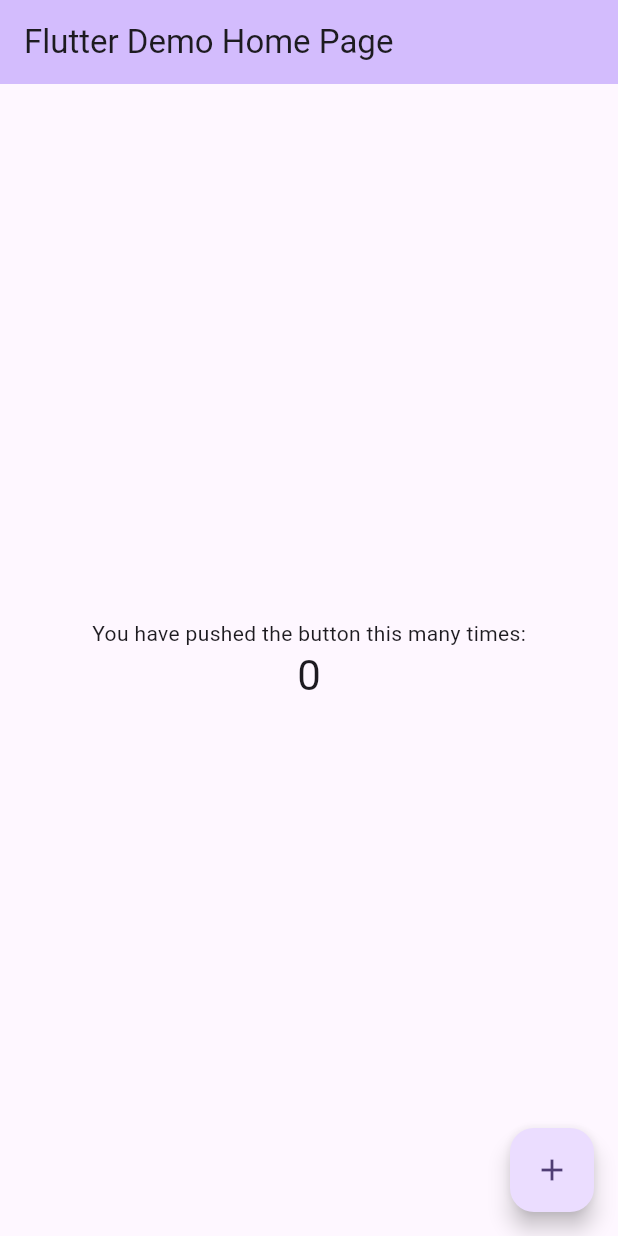
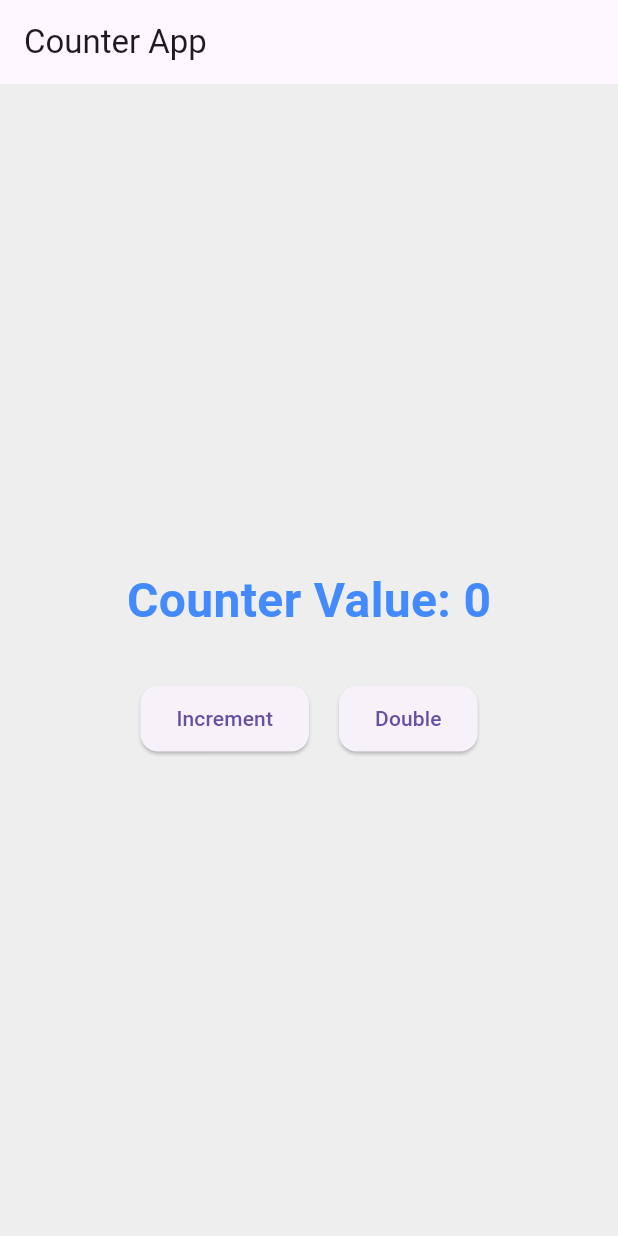
Before and after one commit to kp9435-keril/duper_tester, a Flutter app: the screen it shows after launch, on a phone screen of 412 x 824 dp. Run offline on Flutter 3.47's test engine with Material 3 defaults, Android fonts, the phone set to English and light mode, and no system bars.

Commit message:
feat: double counter implementation

```diff
--- a/lib/main.dart
+++ b/lib/main.dart
@@ -1,125 +1,25 @@
 import 'package:flutter/material.dart';
+import 'package:provider/provider.dart';
+import 'providers/counter_provider.dart';
+import 'screens/home_screen.dart';
 
 void main() {
-  runApp(const MyApp());
+  runApp(MyApp());
 }
 
 class MyApp extends StatelessWidget {
-  const MyApp({super.key});
-
-  // This widget is the root of your application.
   @override
   Widget build(BuildContext context) {
-    return MaterialApp(
-      title: 'Flutter Demo',
-      theme: ThemeData(
-        // This is the theme of your application.
-        //
-        // TRY THIS: Try running your application with "flutter run". You'll see
-        // the application has a purple toolbar. Then, without quitting the app,
-        // try changing the seedColor in the colorScheme below to Colors.green
-        // and then invoke "hot reload" (save your changes or press the "hot
-        // reload" button in a Flutter-supported IDE, or press "r" if you used
-        // the command line to start the app).
-        //
-        // Notice that the counter didn't reset back to zero; the application
-        // state is not lost during the reload. To reset the state, use hot
-        // restart instead.
-        //
-        // This works for code too, not just values: Most code changes can be
-        // tested with just a hot reload.
-        colorScheme: ColorScheme.fromSeed(seedColor: Colors.deepPurple),
-        useMaterial3: true,
+    return ChangeNotifierProvider(
+      create: (context) => CounterProvider(),
+      child: MaterialApp(
+        title: 'Counter App',
+        theme: ThemeData(
+          primarySwatch: Colors.blue,
+          visualDensity: VisualDensity.adaptivePlatformDensity,
+        ),
+        home: HomeScreen(),
       ),
-      home: const MyHomePage(title: 'Flutter Demo Home Page'),
     );
   }
 }
-
-class MyHomePage extends StatefulWidget {
-  const MyHomePage({super.key, required this.title});
-
-  // This widget is the home page of your application. It is stateful, meaning
-  // that it has a State object (defined below) that contains fields that affect
-  // how it looks.
-
-  // This class is the configuration for the state. It holds the values (in this
-  // case the title) provided by the parent (in this case the App widget) and
-  // used by the build method of the State. Fields in a Widget subclass are
-  // always marked "final".
-
-  final String title;
-
-  @override
-  State<MyHomePage> createState() => _MyHomePageState();
-}
-
-class _MyHomePageState extends State<MyHomePage> {
-  int _counter = 0;
-
-  void _incrementCounter() {
-    setState(() {
-      // This call to setState tells the Flutter framework that something has
-      // changed in this State, which causes it to rerun the build method below
-      // so that the display can reflect the updated values. If we changed
-      // _counter without calling setState(), then the build method would not be
-      // called again, and so nothing would appear to happen.
-      _counter++;
-    });
-  }
-
-  @override
-  Widget build(BuildContext context) {
-    // This method is rerun every time setState is called, for instance as done
-    // by the _incrementCounter method above.
-    //
-    // The Flutter framework has been optimized to make rerunning build methods
-    // fast, so that you can just rebuild anything that needs updating rather
-    // than having to individually change instances of widgets.
-    return Scaffold(
-      appBar: AppBar(
-        // TRY THIS: Try changing the color here to a specific color (to
-        // Colors.amber, perhaps?) and trigger a hot reload to see the AppBar
-        // change color while the other colors stay the same.
-        backgroundColor: Theme.of(context).colorScheme.inversePrimary,
-        // Here we take the value from the MyHomePage object that was created by
-        // the App.build method, and use it to set our appbar title.
-        title: Text(widget.title),
-      ),
-      body: Center(
-        // Center is a layout widget. It takes a single child and positions it
-        // in the middle of the parent.
-        child: Column(
-          // Column is also a layout widget. It takes a list of children and
-          // arranges them vertically. By default, it sizes itself to fit its
-          // children horizontally, and tries to be as tall as its parent.
-          //
-          // Column has various properties to control how it sizes itself and
-          // how it positions its children. Here we use mainAxisAlignment to
-          // center the children vertically; the main axis here is the vertical
-          // axis because Columns are vertical (the cross axis would be
-          // horizontal).
-          //
-          // TRY THIS: Invoke "debug painting" (choose the "Toggle Debug Paint"
-          // action in the IDE, or press "p" in the console), to see the
-          // wireframe for each widget.
-          mainAxisAlignment: MainAxisAlignment.center,
-          children: <Widget>[
-            const Text(
-              'You have pushed the button this many times:',
-            ),
-            Text(
-              '$_counter',
-              style: Theme.of(context).textTheme.headlineMedium,
-            ),
-          ],
-        ),
-      ),
-      floatingActionButton: FloatingActionButton(
-        onPressed: _incrementCounter,
-        tooltip: 'Increment',
-        child: const Icon(Icons.add),
-      ), // This trailing comma makes auto-formatting nicer for build methods.
-    );
-  }
-}
--- /dev/null
+++ b/lib/models/counter.dart
@@ -0,0 +1,13 @@
+class Counter {
+  int value;
+
+  Counter(this.value);
+
+  void increment() {
+    value++;
+  }
+
+  void doubleValue() {
+    value *= 2;
+  }
+}
--- /dev/null
+++ b/lib/providers/counter_provider.dart
@@ -0,0 +1,18 @@
+import 'package:flutter/foundation.dart';
+import '../models/counter.dart';
+
+class CounterProvider with ChangeNotifier {
+  Counter _counter = Counter(0);
+
+  int get counterValue => _counter.value;
+
+  void incrementCounter() {
+    _counter.increment();
+    notifyListeners();
+  }
+
+  void doubleCounter() {
+    _counter.doubleValue();
+    notifyListeners();
+  }
+}
--- /dev/null
+++ b/lib/screens/home_screen.dart
@@ -0,0 +1,27 @@
+import 'package:flutter/material.dart';
+import '../widgets/counter_display.dart';
+import '../widgets/counter_buttons.dart';
+
+class HomeScreen extends StatelessWidget {
+  @override
+  Widget build(BuildContext context) {
+    return Scaffold(
+      appBar: AppBar(
+        title: Text('Counter App'),
+      ),
+      body: Container(
+        padding: const EdgeInsets.all(16.0),
+        color: Colors.grey[200],
+        child: Center(
+          child: Column(
+            mainAxisAlignment: MainAxisAlignment.center,
+            children: <Widget>[
+              CounterDisplay(),
+              CounterButtons(),
+            ],
+          ),
+        ),
+      ),
+    );
+  }
+}
--- /dev/null
+++ b/lib/widgets/counter_buttons.dart
@@ -0,0 +1,42 @@
+import 'package:flutter/material.dart';
+import 'package:provider/provider.dart';
+import '../providers/counter_provider.dart';
+
+class CounterButtons extends StatelessWidget {
+  @override
+  Widget build(BuildContext context) {
+    return Padding(
+      padding: const EdgeInsets.symmetric(vertical: 16.0),
+      child: Row(
+        mainAxisAlignment: MainAxisAlignment.center,
+        children: <Widget>[
+          ElevatedButton(
+            onPressed: () {
+              Provider.of<CounterProvider>(context, listen: false).incrementCounter();
+            },
+            style: ElevatedButton.styleFrom(
+              padding: EdgeInsets.symmetric(horizontal: 24, vertical: 12),
+              shape: RoundedRectangleBorder(
+                borderRadius: BorderRadius.circular(12),
+              ),
+            ),
+            child: Text('Increment'),
+          ),
+          SizedBox(width: 20),
+          ElevatedButton(
+            onPressed: () {
+              Provider.of<CounterProvider>(context, listen: false).doubleCounter();
+            },
+            style: ElevatedButton.styleFrom(
+              padding: EdgeInsets.symmetric(horizontal: 24, vertical: 12),
+              shape: RoundedRectangleBorder(
+                borderRadius: BorderRadius.circular(12),
+              ),
+            ),
+            child: Text('Double'),
+          ),
+        ],
+      ),
+    );
+  }
+}
--- /dev/null
+++ b/lib/widgets/counter_display.dart
@@ -0,0 +1,21 @@
+import 'package:flutter/material.dart';
+import 'package:provider/provider.dart';
+import '../providers/counter_provider.dart';
+
+class CounterDisplay extends StatelessWidget {
+  @override
+  Widget build(BuildContext context) {
+    final counterValue = Provider.of<CounterProvider>(context).counterValue;
+    return Padding(
+      padding: const EdgeInsets.all(16.0),
+      child: Text(
+        'Counter Value: $counterValue',
+        style: TextStyle(
+          fontSize: 32,
+          fontWeight: FontWeight.bold,
+          color: Colors.blueAccent,
+        ),
+      ),
+    );
+  }
+}
--- a/pubspec.yaml
+++ b/pubspec.yaml
@@ -35,6 +35,7 @@ dependencies:
   # The following adds the Cupertino Icons font to your application.
   # Use with the CupertinoIcons class for iOS style icons.
   cupertino_icons: ^1.0.6
+  provider: ^6.1.2
 
 dev_dependencies:
   flutter_test:
```
